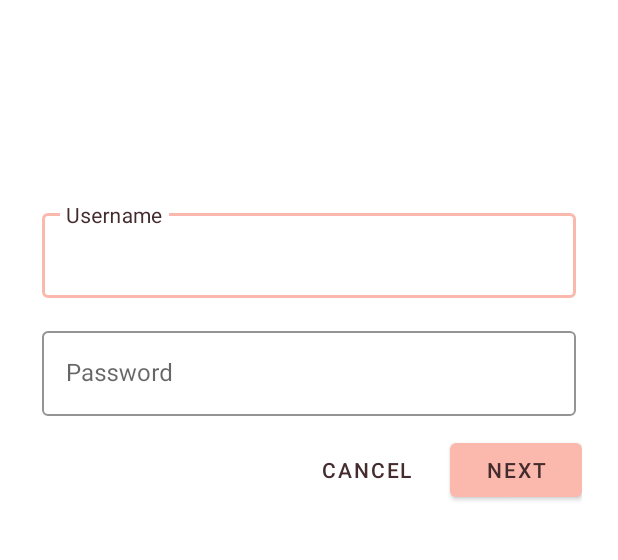
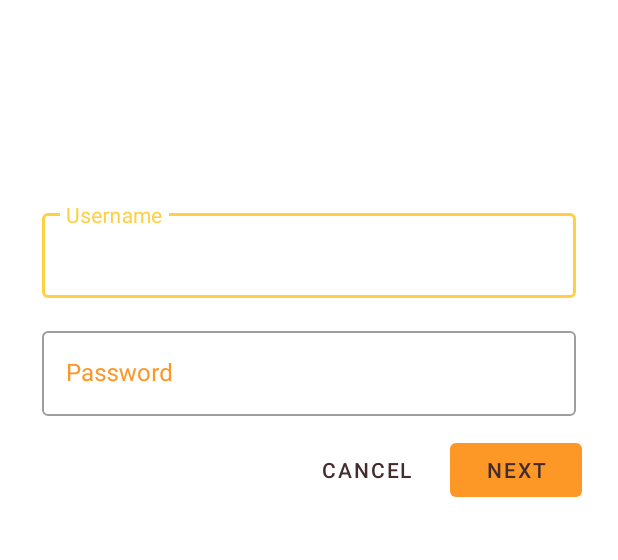
Before and after one commit to prince1809/mdc-shrine-android, an Android app: the screen it shows after launch (MainActivity), on a phone screen of 412 x 824 dp, the part 261-821 px from its top. Run offline under Robolectric (Android 15) with nearby library versions, the phone set to English and light mode, and no system bars.

Commit message:
add theme styling and change layout

```diff
--- a/app/src/main/AndroidManifest.xml
+++ b/app/src/main/AndroidManifest.xml
@@ -12,7 +12,7 @@
         android:roundIcon="@mipmap/ic_launcher_round"
         android:supportsRtl="true"
         android:name=".application.ShrineApplication"
-        android:theme="@style/Theme.shrine">
+        android:theme="@style/Theme.Shrine.Autumn">
         <activity android:name=".MainActivity">
             <intent-filter>
                 <action android:name="android.intent.action.MAIN" />
--- a/app/src/main/java/com/princekr/android/mdcshine/ProductGridItemDecoration.java
+++ b/app/src/main/java/com/princekr/android/mdcshine/ProductGridItemDecoration.java
@@ -18,8 +18,6 @@ public class ProductGridItemDecoration extends RecyclerView.ItemDecoration {
     public void getItemOffsets(Rect outRect, View view,
                                RecyclerView parent, RecyclerView.State state) {
         outRect.left = smallPadding;
-        outRect.right = smallPadding;
-        outRect.top = largePadding;
-        outRect.bottom = largePadding;
+        outRect.right = largePadding;
     }
 }
--- /dev/null
+++ b/app/src/main/res/animator/shr_next_button_state_list_anim.xml
@@ -0,0 +1,20 @@
+<?xml version="1.0" encoding="utf-8"?>
+<selector xmlns:android="http://schemas.android.com/apk/res/android"
+    xmlns:tools="http://schemas.android.com/tools">
+
+    <!-- Pressed state -->
+    <item
+        android:state_enabled="true"
+        android:state_pressed="true">
+        <set>
+            <objectAnimator
+                android:duration="100"
+                android:propertyName="translationZ"
+                android:valueTo="2dp"
+                android:valueType="floatType" />
+            <objectAnimator />
+        </set>
+
+    </item>
+
+</selector>
--- a/app/src/main/res/layout/shr_product_grid_fragment.xml
+++ b/app/src/main/res/layout/shr_product_grid_fragment.xml
@@ -24,8 +24,7 @@
         android:layout_height="match_parent"
         android:layout_marginTop="56dp"
         android:background="@color/productGridBackgroundColor"
-        android:paddingStart="@dimen/shr_product_grid_spacing"
-        android:paddingEnd="@dimen/shr_product_grid_spacing"
+        android:elevation="8dp"
         app:layout_behavior="@string/appbar_scrolling_view_behavior">
 
         <androidx.recyclerview.widget.RecyclerView
--- a/app/src/main/res/values/colors.xml
+++ b/app/src/main/res/values/colors.xml
@@ -4,7 +4,7 @@
     <color name="colorPrimaryDark">#FBB8AC</color>
     <color name="colorAccent">#FEDBD0</color>
     <color name="textColorPrimary">#442C2E</color>
-    <color name="toolbarIconColor">@color/textColorPrimary</color>
+    <color name="toolbarIconColor">#FFFFFF</color>
     <color name="loginPageBackgroundColor">#FFFFFF</color>
     <color name="productGridBackgroundColor">#FFFFFF</color>
     <color name="textInputOutlineColor">#FBB8AC</color>
--- a/app/src/main/res/values/styles.xml
+++ b/app/src/main/res/values/styles.xml
@@ -8,22 +8,23 @@
         <item name="android:textColorPrimary">@color/textColorPrimary</item>
     </style>
 
-    <style name="Widget.Shrine.Toolbar" parent="Widget.AppCompat.Toolbar">
-        <item name="android:background">?attr/colorAccent</item>
-        <item name="android:theme">@style/ThemeOverlay.AppCompat.Dark.ActionBar</item>
-        <item name="popupTheme">@style/Theme.AppCompat.Light</item>
-        <item name="titleTextAppearance">@style/TextAppearance.Shrine.Toolbar</item>
-    </style>
+    <!--<style name="Widget.Shrine.Toolbar" parent="Widget.AppCompat.Toolbar">-->
+        <!--<item name="android:background">?attr/colorAccent</item>-->
+        <!--<item name="android:theme">@style/ThemeOverlay.AppCompat.Dark.ActionBar</item>-->
+        <!--<item name="popupTheme">@style/Theme.AppCompat.Light</item>-->
+        <!--<item name="titleTextAppearance">@style/TextAppearance.Shrine.Toolbar</item>-->
+    <!--</style>-->
+
     <style name="TextAppearance.Shrine.Toolbar" parent="TextAppearance.MaterialComponents.Button">
         <item name="android:textSize">16sp</item>
     </style>
 
-    <style name="Widget.Shrine.TextInputLayout" parent="Widget.MaterialComponents.TextInputLayout.OutlinedBox">
-        <item name="hintTextAppearance">@style/TextAppearance.Shrine.TextInputLayout.HintText</item>
-        <item name="hintTextColor">@color/textColorPrimary</item>
-        <item name="android:paddingBottom">8dp</item>
-        <item name="boxStrokeColor">@color/textInputOutlineColor</item>
-    </style>
+    <!--<style name="Widget.Shrine.TextInputLayout" parent="Widget.MaterialComponents.TextInputLayout.OutlinedBox">-->
+        <!--<item name="hintTextAppearance">@style/TextAppearance.Shrine.TextInputLayout.HintText</item>-->
+        <!--<item name="hintTextColor">@color/textColorPrimary</item>-->
+        <!--<item name="android:paddingBottom">8dp</item>-->
+        <!--<item name="boxStrokeColor">@color/textInputOutlineColor</item>-->
+    <!--</style>-->
 
     <style name="TextAppearance.Shrine.TextInputLayout.HintText" parent="TextAppearance.MaterialComponents.Subtitle2">
         <item name="android:textColor">?android:attr/textColorPrimary</item>
@@ -32,6 +33,9 @@
     <style name="Widget.Shrine.Button" parent="Widget.MaterialComponents.Button">
         <item name="android:textColor">?android:textColorPrimary</item>
         <item name="backgroundTint">?attr/colorPrimaryDark</item>
+        <item name="android:stateListAnimator" tools:ignore="NewApi">
+            @animator/shr_next_button_state_list_anim
+        </item>
     </style>
 
     <style name="Widget.Shrine.Button.TextButton" parent="Widget.MaterialComponents.Button.TextButton">
@@ -44,4 +48,29 @@
         <item name="android:textColor">?android:attr/textColorPrimary</item>
     </style>
 
+
+    <style name="Theme.Shrine.Autumn" parent="Theme.shrine">
+        <item name="colorPrimary">#FFCF44</item>
+        <item name="colorPrimaryDark">#FD9725</item>
+        <item name="colorAccent">#FD9725</item>
+        <item name="colorOnPrimary">#FFFFFF</item>
+        <item name="colorError">#FD9725</item>
+    </style>
+
+
+    <style name="Widget.Shrine.Toolbar" parent="Widget.AppCompat.Toolbar">
+        <item name="android:background">?attr/colorAccent</item>
+        <item name="android:theme">?theme</item>
+        <item name="popupTheme">@style/ThemeOverlay.AppCompat.Light</item>
+        <item name="titleTextAppearance">@style/TextAppearance.Shrine.Toolbar</item>
+    </style>
+
+    <style name="Widget.Shrine.TextInputLayout" parent="Widget.MaterialComponents.TextInputLayout.OutlinedBox">
+        <item name="hintTextAppearance">
+            @style/TextAppearance.Shrine.TextInputLayout.HintText
+        </item>
+        <item name="android:paddingBottom">8dp</item>
+        <item name="android:textColorHint">?attr/colorPrimaryDark</item>
+    </style>
+
 </resources>
```
Also changed, not shown: app/src/main/java/com/princekr/android/mdcshine/ProductGridFragment.java (+10 -2 lines), app/src/main/java/com/princekr/android/mdcshine/staggeredgridlayout/StaggeredProductCardRecyclerViewAdapter.java (added, +59 -0 lines), app/src/main/java/com/princekr/android/mdcshine/staggeredgridlayout/StaggeredProductCardViewHolder.java (added, +25 -0 lines), app/src/main/res/layout/shr_staggered_product_card_first.xml (added, +49 -0 lines), app/src/main/res/layout/shr_staggered_product_card_second.xml (added, +49 -0 lines), app/src/main/res/layout/shr_staggered_product_card_third.xml (added, +47 -0 lines), app/src/main/res/values/dimens.xml (+13 -0 lines).
